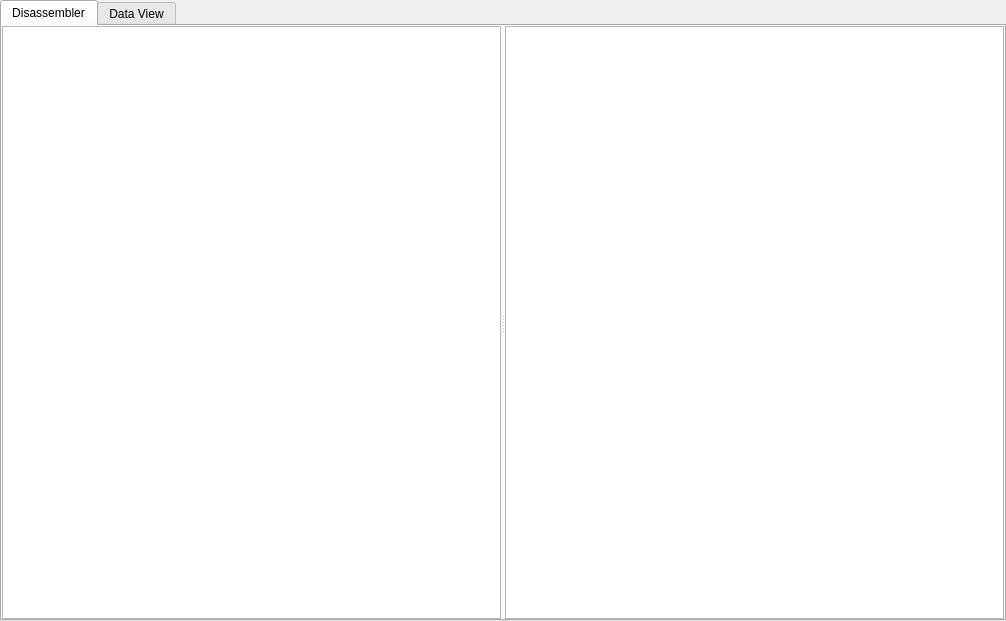
Old version of the form views/disassemblerview/disassemblerview.ui in the repository PREF/PREF.
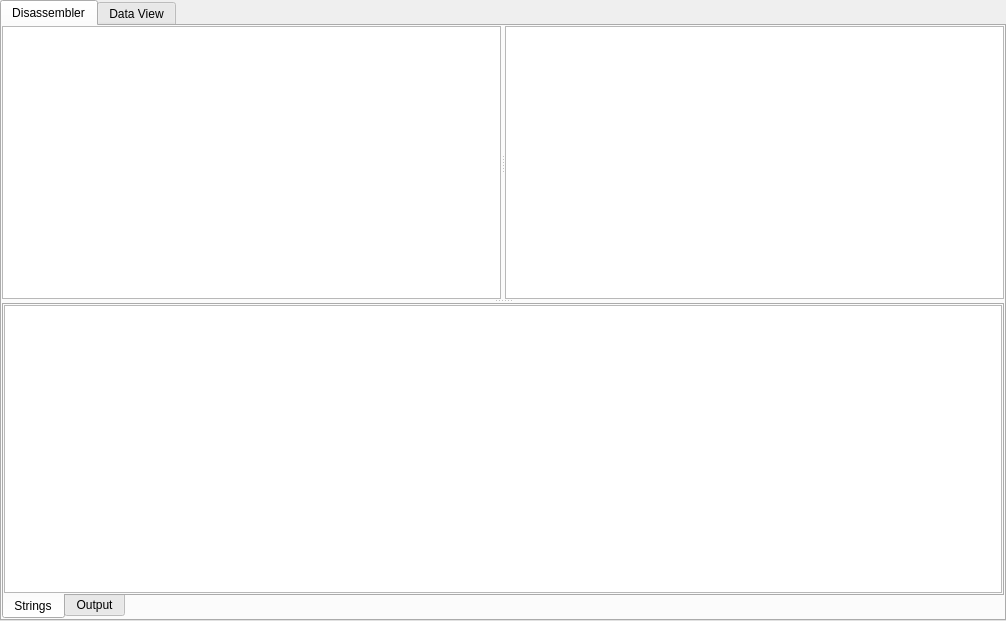
New version of the form. Custom widgets are drawn as their Qt base class.

Commit message: DisassemblerView: Display functions and, if clicked, select it

```diff
--- a/views/disassemblerview/disassemblerview.ui
+++ b/views/disassemblerview/disassemblerview.ui
@@ -36,9 +36,6 @@
        <string>Disassembler</string>
       </attribute>
       <layout class="QVBoxLayout" name="verticalLayout_2">
-       <property name="spacing">
-        <number>6</number>
-       </property>
        <property name="leftMargin">
         <number>0</number>
        </property>
@@ -52,7 +49,11 @@
         <number>0</number>
        </property>
        <item>
-        <widget class="QSplitter" name="splitterDisasm">
+        <widget class="QSplitter" name="vSplitter">
+         <property name="orientation">
+          <enum>Qt::Vertical</enum>
+         </property>
+         <widget class="QSplitter" name="hSplitter">
          <property name="orientation">
           <enum>Qt::Horizontal</enum>
          </property>
@@ -64,6 +65,42 @@
           <attribute name="horizontalHeaderStretchLastSection">
            <bool>true</bool>
           </attribute>
+          </widget>
+         </widget>
+         <widget class="QTabWidget" name="tabOverview">
+          <property name="tabPosition">
+           <enum>QTabWidget::South</enum>
+          </property>
+          <property name="currentIndex">
+           <number>0</number>
+          </property>
+          <widget class="QWidget" name="tabStrings">
+           <attribute name="title">
+            <string>Strings</string>
+           </attribute>
+           <layout class="QVBoxLayout" name="verticalLayout_3">
+            <property name="leftMargin">
+             <number>0</number>
+            </property>
+            <property name="topMargin">
+             <number>0</number>
+            </property>
+            <property name="rightMargin">
+             <number>0</number>
+            </property>
+            <property name="bottomMargin">
+             <number>0</number>
+            </property>
+            <item>
+             <widget class="QTableView" name="tableView"/>
+            </item>
+           </layout>
+          </widget>
+          <widget class="QWidget" name="tabOutput">
+           <attribute name="title">
+            <string>Output</string>
+           </attribute>
+          </widget>
          </widget>
         </widget>
        </item>
```
Lines whose indentation alone changed are shown as unchanged. The commit also changes 4 other files.
